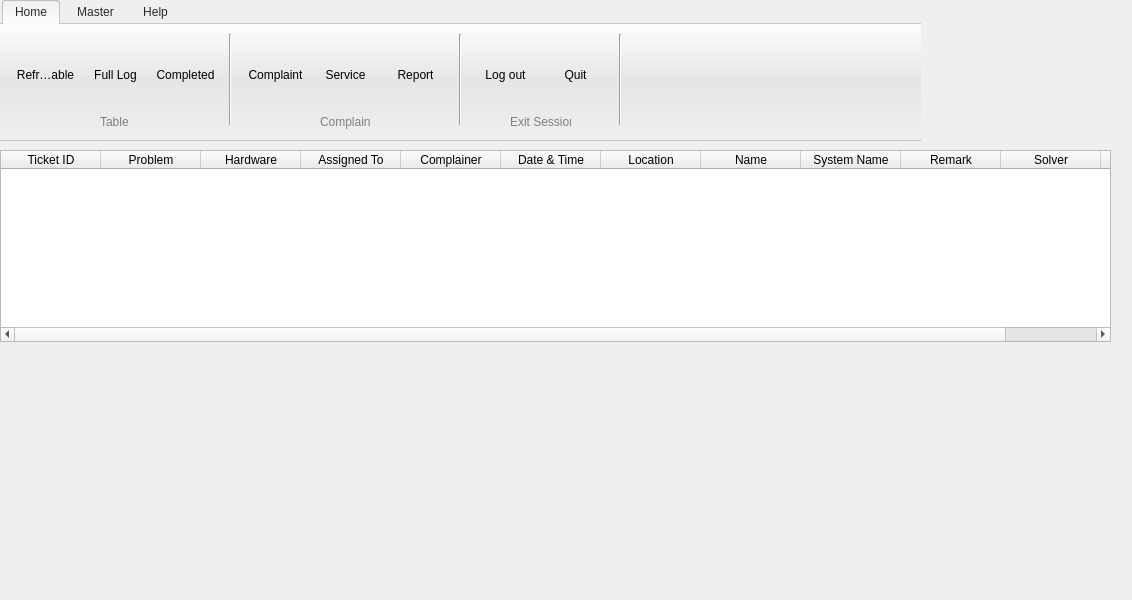
Before: the Qt Designer form window.ui in Rahul-Mac/hsm, drawn with Qt 5.
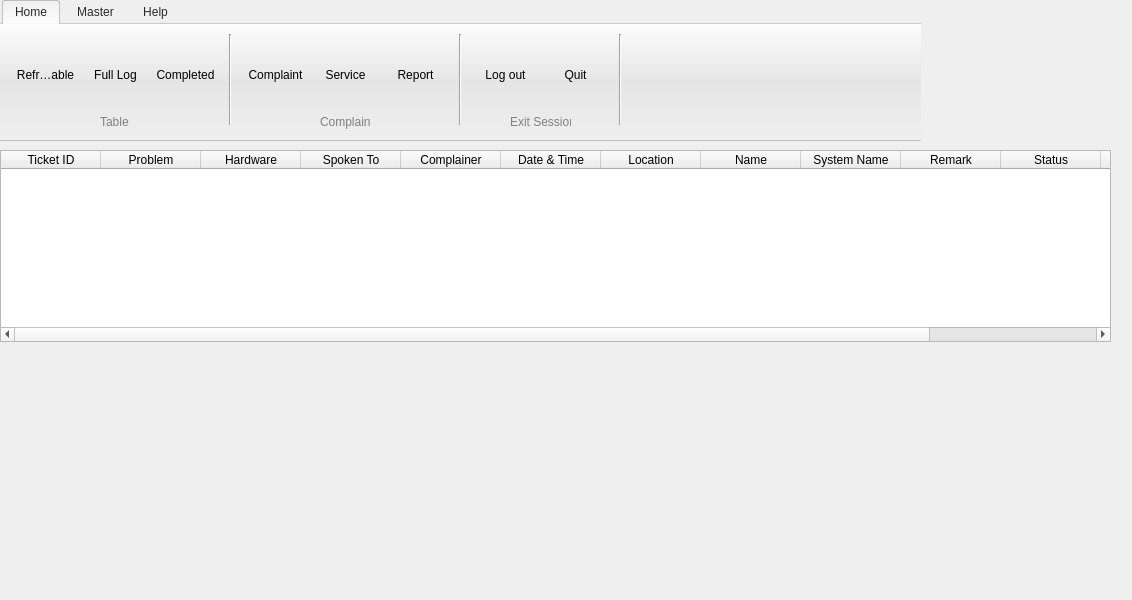
After: the same form once the commit is applied. Icons and pictures are not drawn.

Commit message:
v0.5.1 - Added Status Field
The 'IsActive' field for complaints has been replaced by 'Status'.
'Status' field will have one of the three values: 'Pending', 'Completed', or 'Sent Out For Repair'
'Assigned To' Label for Logs is changed to 'Spoken To'.

Patch:
```diff
--- a/window.ui
+++ b/window.ui
@@ -1042,7 +1042,7 @@
     </column>
     <column>
      <property name="text">
-      <string>Assigned To</string>
+      <string>Spoken To</string>
      </property>
     </column>
     <column>
@@ -1075,6 +1075,11 @@
       <string>Remark</string>
      </property>
     </column>
+    <column>
+     <property name="text">
+      <string>Status</string>
+     </property>
+    </column>
     <column>
      <property name="text">
       <string>Solver</string>
```
The commit also changes 12 other files.
